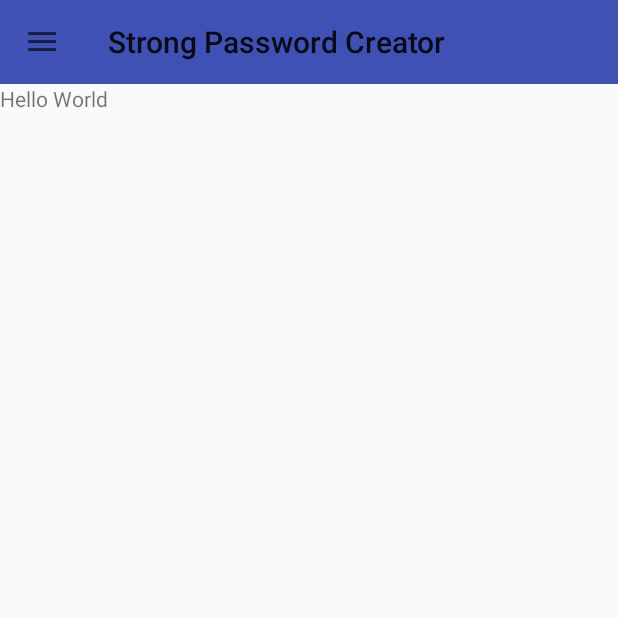
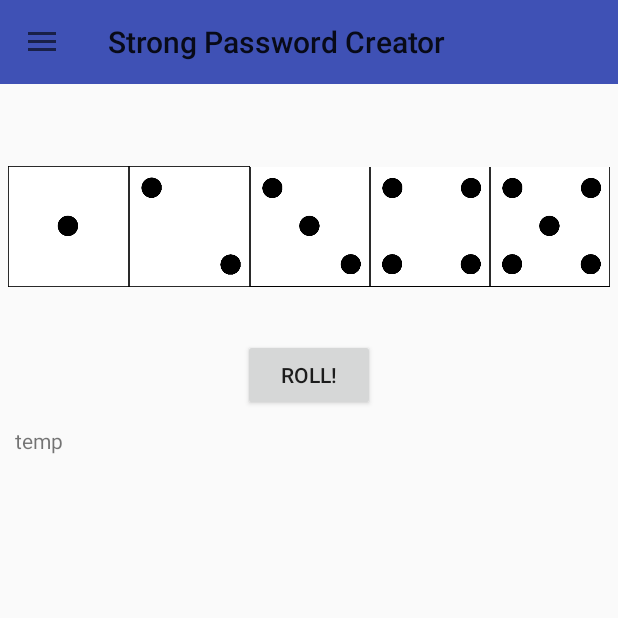
Before and after one commit to dconz13/Capstone-Project, an Android app: the screen it shows after launch (MainActivity), on a phone screen of 412 x 824 dp, the top half of it. Run offline under Robolectric (Android 15) with nearby library versions, the light colour scheme and no system bars; 1 statement that could not run was skipped.

Commit message:
More tests and word generation working
feat: Added png files for the no opengl graphics mode of the dice roll.
Added more tests to test additional utility functions
Added code to WordGenerationFragment to roll the rice on a button click and show the updated dice as well as the word in a temporary TextView
fix: None
docs: None

```diff
--- a/app/src/main/java/com/conz13/d/strongpasswordcreator/MainActivity.java
+++ b/app/src/main/java/com/conz13/d/strongpasswordcreator/MainActivity.java
@@ -158,4 +158,5 @@ public class MainActivity extends AppCompatActivity {
             editText.setSelection(editText.getText().length());
         }
     }
+
 }
--- a/app/src/main/java/com/conz13/d/strongpasswordcreator/WordGenerationFragment.java
+++ b/app/src/main/java/com/conz13/d/strongpasswordcreator/WordGenerationFragment.java
@@ -1,20 +1,87 @@
 package com.conz13.d.strongpasswordcreator;
 
 import android.os.Bundle;
+import android.support.annotation.Nullable;
 import android.support.v4.app.Fragment;
 import android.view.LayoutInflater;
 import android.view.View;
 import android.view.ViewGroup;
+import android.widget.Button;
+import android.widget.ImageView;
+import android.widget.TextView;
 
 /**
  * Created by dillon on 4/18/16.
  */
 public class WordGenerationFragment extends Fragment {
 
+    ImageView mDiceOne;
+    ImageView mDiceTwo;
+    ImageView mDiceThree;
+    ImageView mDiceFour;
+    ImageView mDiceFive;
+    TextView mTextView;
+
+    int mGeneratedNumber[];
+
+    @Override
+    public void onCreate(@Nullable Bundle savedInstanceState) {
+        super.onCreate(savedInstanceState);
+        if(null != savedInstanceState){
+            if(null != savedInstanceState.getIntArray(getString(R.string.dice_array_key))){
+                mGeneratedNumber = savedInstanceState.getIntArray(getString(R.string.dice_array_key));
+            }
+        }
+    }
+
+    @Override
+    public void onSaveInstanceState(Bundle outState) {
+        if(null != mGeneratedNumber) {
+            outState.putIntArray(getString(R.string.dice_array_key), mGeneratedNumber);
+        }
+        super.onSaveInstanceState(outState);
+    }
+
     @Override
     public View onCreateView(LayoutInflater inflater, ViewGroup container, Bundle savedInstanceState) {
         View rootView = inflater.inflate(R.layout.word_generation_fragment_layout, container, false);
+        mDiceOne = (ImageView)rootView.findViewById(R.id.dice_holder_one);
+        mDiceTwo = (ImageView)rootView.findViewById(R.id.dice_holder_two);
+        mDiceThree = (ImageView)rootView.findViewById(R.id.dice_holder_three);
+        mDiceFour = (ImageView)rootView.findViewById(R.id.dice_holder_four);
+        mDiceFive = (ImageView)rootView.findViewById(R.id.dice_holder_five);
+        mTextView = (TextView)rootView.findViewById(R.id.temp_word_textview);
 
+        spinOnClick((Button)rootView.findViewById(R.id.spin_button));
+
+        if(null != savedInstanceState && null != mGeneratedNumber){
+            setUpDice(mGeneratedNumber);
+        }
         return rootView;
     }
+
+    private void spinOnClick(Button rollButton){
+        rollButton.setOnClickListener(new View.OnClickListener() {
+            @Override
+            public void onClick(View v) {
+                int generatedNumber[] = Utility.getDiceRoll();
+                mGeneratedNumber = generatedNumber;
+                setUpDice(generatedNumber);
+            }
+        });
+    }
+
+    private void setUpDice(int generatedNumber[]){
+        mDiceOne.setImageDrawable(getResources().getDrawable(Utility.getDiceImage(generatedNumber[0])));
+        mDiceTwo.setImageDrawable(getResources().getDrawable(Utility.getDiceImage(generatedNumber[1])));
+        mDiceThree.setImageDrawable(getResources().getDrawable(Utility.getDiceImage(generatedNumber[2])));
+        mDiceFour.setImageDrawable(getResources().getDrawable(Utility.getDiceImage(generatedNumber[3])));
+        mDiceFive.setImageDrawable(getResources().getDrawable(Utility.getDiceImage(generatedNumber[4])));
+
+        // TODO: make a separate set up list text entries so that on rotate the list view is preserved too
+
+        String numberAsString = Utility.convertIntArrayToString(generatedNumber);
+        String dicewareWord = Utility.getPropertyValue(getContext(), numberAsString);
+        mTextView.setText(dicewareWord);
+    }
 }
--- /dev/null
+++ b/app/src/main/res/layout/dice_png_layout.xml
@@ -0,0 +1,49 @@
+<?xml version="1.0" encoding="utf-8"?>
+<LinearLayout xmlns:android="http://schemas.android.com/apk/res/android"
+    android:orientation="horizontal" android:layout_width="match_parent"
+    android:layout_height="wrap_content"
+    android:gravity="center"
+    android:layout_marginTop="20dp"
+    android:layout_marginLeft="5dp"
+    android:layout_marginRight="5dp"
+    android:layout_marginStart="5dp"
+    android:layout_marginEnd="5dp">
+
+    <ImageView
+        android:layout_width="wrap_content"
+        android:layout_height="150dp"
+        android:id="@+id/dice_holder_one"
+        android:src="@drawable/one"
+        android:layout_weight="1"
+        android:contentDescription="@string/dice_one_content_description"/>
+    <ImageView
+        android:layout_width="wrap_content"
+        android:layout_height="150dp"
+        android:id="@+id/dice_holder_two"
+        android:src="@drawable/two"
+        android:layout_weight="1"
+        android:contentDescription="@string/dice_two_content_description"/>
+    <ImageView
+        android:layout_width="wrap_content"
+        android:layout_height="150dp"
+        android:id="@+id/dice_holder_three"
+        android:src="@drawable/three"
+        android:layout_weight="1"
+        android:contentDescription="@string/dice_three_content_description"/>
+    <ImageView
+        android:layout_width="wrap_content"
+        android:layout_height="150dp"
+        android:id="@+id/dice_holder_four"
+        android:src="@drawable/four"
+        android:layout_weight="1"
+        android:contentDescription="@string/dice_four_content_description"/>
+    <ImageView
+        android:layout_width="wrap_content"
+        android:layout_height="150dp"
+        android:id="@+id/dice_holder_five"
+        android:src="@drawable/five"
+        android:layout_weight="1"
+        android:contentDescription="@string/dice_five_content_description"/>
+
+
+</LinearLayout>
--- a/app/src/main/res/layout/word_generation_fragment_layout.xml
+++ b/app/src/main/res/layout/word_generation_fragment_layout.xml
@@ -3,9 +3,19 @@
     android:orientation="vertical" android:layout_width="match_parent"
     android:layout_height="match_parent">
 
-    <TextView
+    <include layout="@layout/dice_png_layout"
+        android:id="@+id/dice_layout" />
+    <Button
+        android:id="@+id/spin_button"
         android:layout_width="wrap_content"
         android:layout_height="wrap_content"
-        android:text="Hello World"/>
-
+        android:text="roll!"
+        android:layout_gravity="center_horizontal"/>
+    <TextView
+        android:id="@+id/temp_word_textview"
+        android:layout_width="wrap_content"
+        android:layout_height="wrap_content"
+        android:text="temp"
+        android:padding="10dp"
+        />
 </LinearLayout>
--- a/app/src/main/res/values/strings.xml
+++ b/app/src/main/res/values/strings.xml
@@ -27,4 +27,16 @@
     <string name="alert_dialog_positive">Submit</string>
     <string name="alert_dialog_negative">Cancel</string>
     <string name="alert_dialog_tag" translatable="false">alert_dialog</string>
+
+    <!-- Dice png content descriptions -->
+    <string name="dice_one_content_description">You rolled a one.</string>
+    <string name="dice_two_content_description">You rolled a two.</string>
+    <string name="dice_three_content_description">You rolled a three.</string>
+    <string name="dice_four_content_description">You rolled a four.</string>
+    <string name="dice_five_content_description">You rolled a five.</string>
+    <string name="dice_six_content_description">You rolled a six.</string>
+
+    <!-- Dice on rotate save state keys -->
+    <string name="dice_array_key" translatable="false">dice_array</string>
+
 </resources>
```
Also changed, not shown: app/src/main/java/com/conz13/d/strongpasswordcreator/Utility.java (+43 -2 lines), app/src/main/res/drawable/five.png (added), app/src/main/res/drawable/four.png (added), app/src/main/res/drawable/one.png (added), app/src/main/res/drawable/six.png (added), app/src/main/res/drawable/three.png (added), app/src/main/res/drawable/two.png (added), 1 other file.
